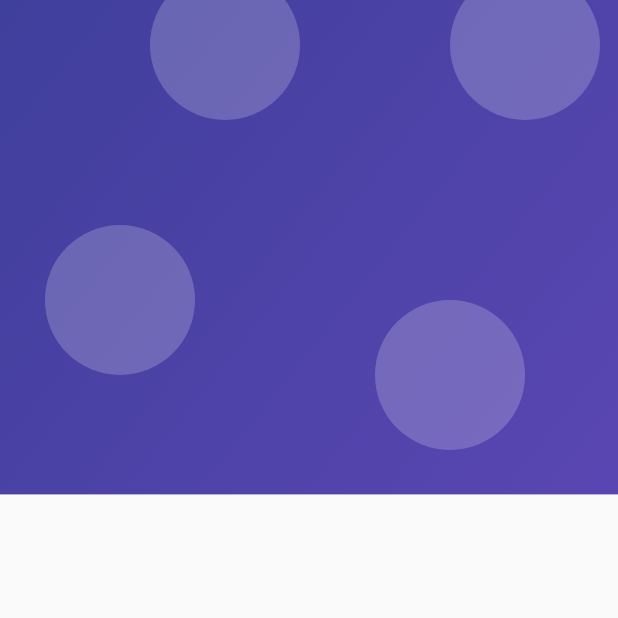
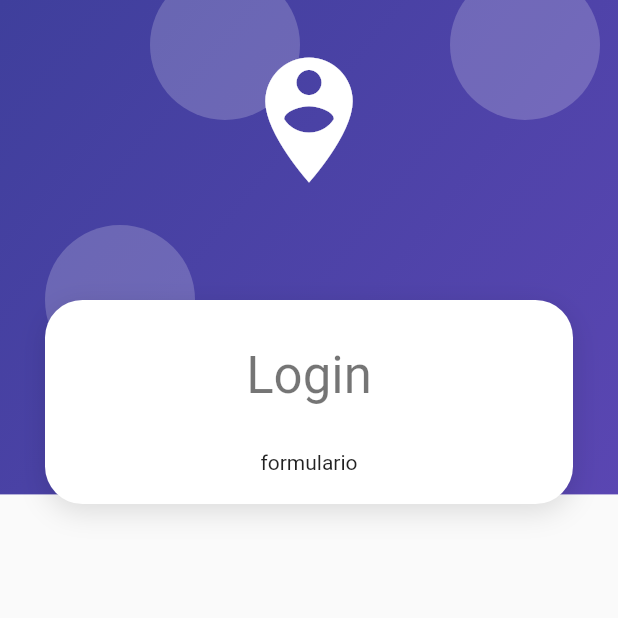
Before and after one commit to Blanco1010/flutter-fromvalidation, a Flutter app: the screen it shows after launch, on a phone screen of 412 x 824 dp, the top half of it. Run offline on Flutter 3.47's test engine with Material 2 defaults, Android fonts, the light colour scheme and no system bars.

Commit message:
add card container for login

```diff
--- a/fromvalidation/lib/screen/login_screen.dart
+++ b/fromvalidation/lib/screen/login_screen.dart
@@ -5,7 +5,24 @@ class LoginScreen extends StatelessWidget {
   @override
   Widget build(BuildContext context) {
     return Scaffold(
-      body: AuthBackground(),
+      body: AuthBackground(
+          child: SingleChildScrollView(
+        child: Column(
+          children: [
+            SizedBox(height: 200),
+            CardContainer(
+              child: Column(
+                children: [
+                  SizedBox(height: 10),
+                  Text('Login', style: Theme.of(context).textTheme.headline4),
+                  SizedBox(height: 30),
+                  Text('formulario')
+                ],
+              ),
+            ),
+          ],
+        ),
+      )),
     );
   }
 }
--- a/fromvalidation/lib/widgets/auth_background.dart
+++ b/fromvalidation/lib/widgets/auth_background.dart
@@ -1,6 +1,10 @@
 import 'package:flutter/material.dart';
 
 class AuthBackground extends StatelessWidget {
+  final Widget child;
+
+  const AuthBackground({@required this.child});
+
   @override
   Widget build(BuildContext context) {
     return Container(
@@ -10,7 +14,26 @@ class AuthBackground extends StatelessWidget {
       child: Stack(
         children: [
           _PurpleBox(),
+          _HeaderIcon(),
+          this.child,
         ],
+      ),
+    );
+  }
+}
+
+class _HeaderIcon extends StatelessWidget {
+  @override
+  Widget build(BuildContext context) {
+    return SafeArea(
+      child: Container(
+        width: double.infinity,
+        margin: EdgeInsets.only(top: 30),
+        child: Icon(
+          Icons.person_pin_circle,
+          color: Colors.white,
+          size: 100,
+        ),
       ),
     );
   }
--- /dev/null
+++ b/fromvalidation/lib/widgets/card_container.dart
@@ -0,0 +1,28 @@
+import 'package:flutter/material.dart';
+
+class CardContainer extends StatelessWidget {
+  final Widget child;
+
+  const CardContainer({@required this.child});
+
+  @override
+  Widget build(BuildContext context) {
+    return Padding(
+      padding: EdgeInsets.symmetric(horizontal: 30),
+      child: Container(
+        width: double.infinity,
+        padding: EdgeInsets.all(20),
+        decoration: _createCardShape(),
+        child: this.child,
+      ),
+    );
+  }
+
+  BoxDecoration _createCardShape() => BoxDecoration(
+          color: Colors.white,
+          borderRadius: BorderRadius.circular(25),
+          boxShadow: [
+            BoxShadow(
+                color: Colors.black12, blurRadius: 15, offset: Offset(0, 5)),
+          ]);
+}
--- a/fromvalidation/lib/widgets/widgets.dart
+++ b/fromvalidation/lib/widgets/widgets.dart
@@ -1 +1,2 @@
 export 'package:fromvalidation/widgets/auth_background.dart';
+export 'package:fromvalidation/widgets/card_container.dart';
```
